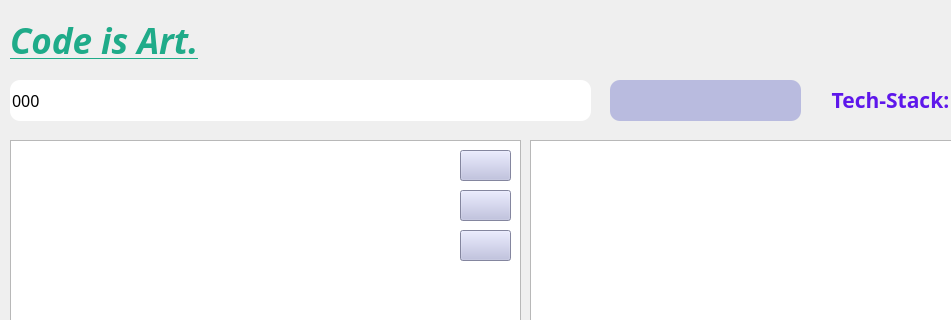
This is app/mainwindow.ui in chenphxx/slash-learn as Qt 5 draws it before an edit; both pictures show x 0 to 951 and y 0 to 320 of the 1135 by 658 pixel window. The edited form follows.
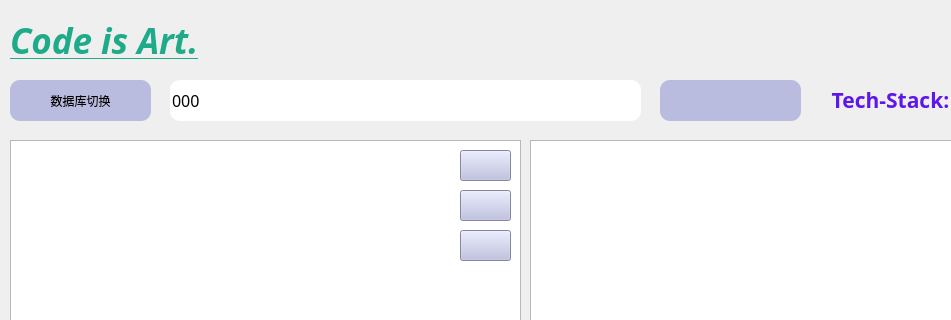
This is the edited form. Icons and pictures are not drawn.

Diff of the .ui file:
```diff
--- a/app/mainwindow.ui
+++ b/app/mainwindow.ui
@@ -17,9 +17,9 @@
    <widget class="QLineEdit" name="search_box">
     <property name="geometry">
      <rect>
-      <x>10</x>
+      <x>170</x>
       <y>80</y>
-      <width>581</width>
+      <width>471</width>
       <height>41</height>
      </rect>
     </property>
@@ -515,9 +515,9 @@
    <widget class="QPushButton" name="search_button">
     <property name="geometry">
      <rect>
-      <x>610</x>
+      <x>660</x>
       <y>80</y>
-      <width>191</width>
+      <width>141</width>
       <height>41</height>
      </rect>
     </property>
@@ -576,6 +576,38 @@
      </rect>
     </property>
    </widget>
+   <widget class="QPushButton" name="change_database_path">
+    <property name="geometry">
+     <rect>
+      <x>10</x>
+      <y>80</y>
+      <width>141</width>
+      <height>41</height>
+     </rect>
+    </property>
+    <property name="font">
+     <font>
+      <pointsize>9</pointsize>
+     </font>
+    </property>
+    <property name="cursor">
+     <cursorShape>PointingHandCursor</cursorShape>
+    </property>
+    <property name="toolTip">
+     <string>&lt;html&gt;&lt;head/&gt;&lt;body&gt;&lt;p&gt;搜索&lt;/p&gt;&lt;/body&gt;&lt;/html&gt;</string>
+    </property>
+    <property name="styleSheet">
+     <string notr="true">border-radius:10px;
+background-color: rgb(185, 187, 223);
+</string>
+    </property>
+    <property name="text">
+     <string>数据库切换</string>
+    </property>
+    <property name="icon">
+     <iconset theme="QIcon::ThemeIcon::FolderNew"/>
+    </property>
+   </widget>
    <zorder>search_box</zorder>
    <zorder>language_switch</zorder>
    <zorder>language_label</zorder>
```
Left out of the diff: 1 changed line with no effect on the pictures.
